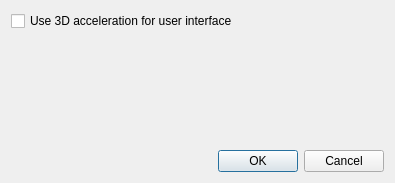
First picture: the form in ui/SettingsDialog.ui, repository ImageProcessing-ElectronicPublications/scantailor-deviant, before the edit.
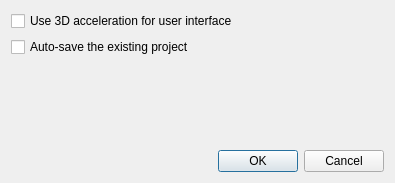
Second picture: the form after the edit.

Commit message:
Scantailor Featured - Auto_Save_Project
Changes by monday2000

Diff of the .ui file:
```diff
--- a/ui/SettingsDialog.ui
+++ b/ui/SettingsDialog.ui
@@ -21,6 +21,13 @@
      </property>
     </widget>
    </item>
+   <item>
+    <widget class="QCheckBox" name="AutoSaveProject">
+     <property name="text">
+      <string>Auto-save the existing project</string>
+     </property>
+    </widget>
+   </item>
    <item>
     <spacer name="verticalSpacer">
      <property name="orientation">
```
The commit also changes 4 other files.
